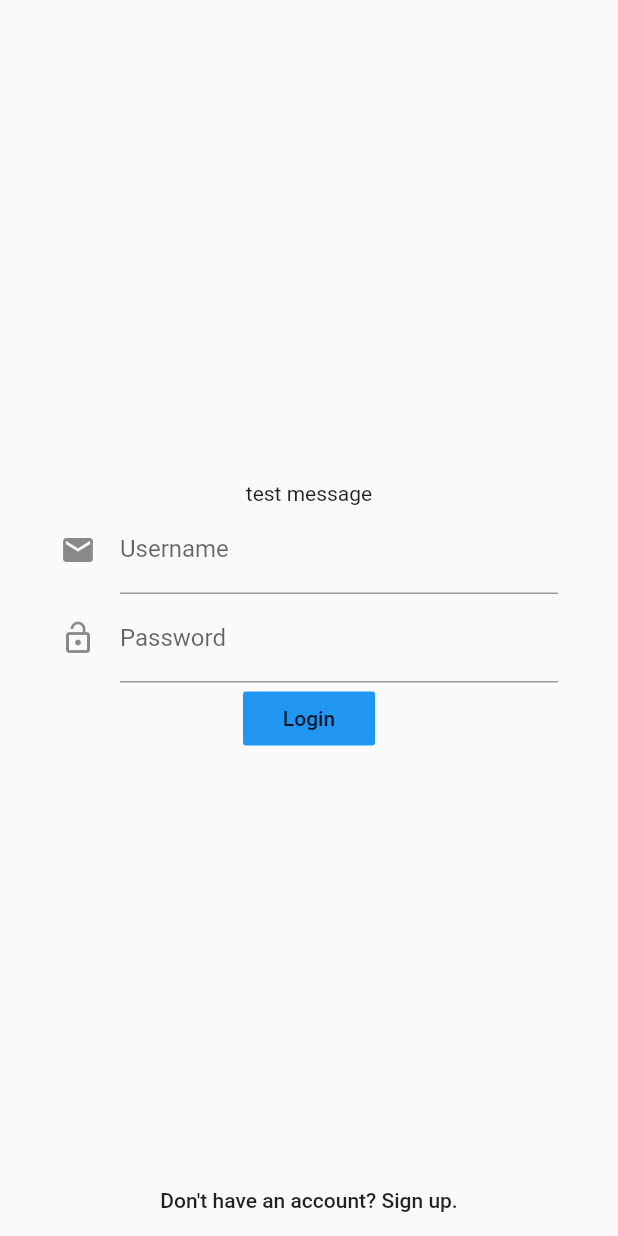
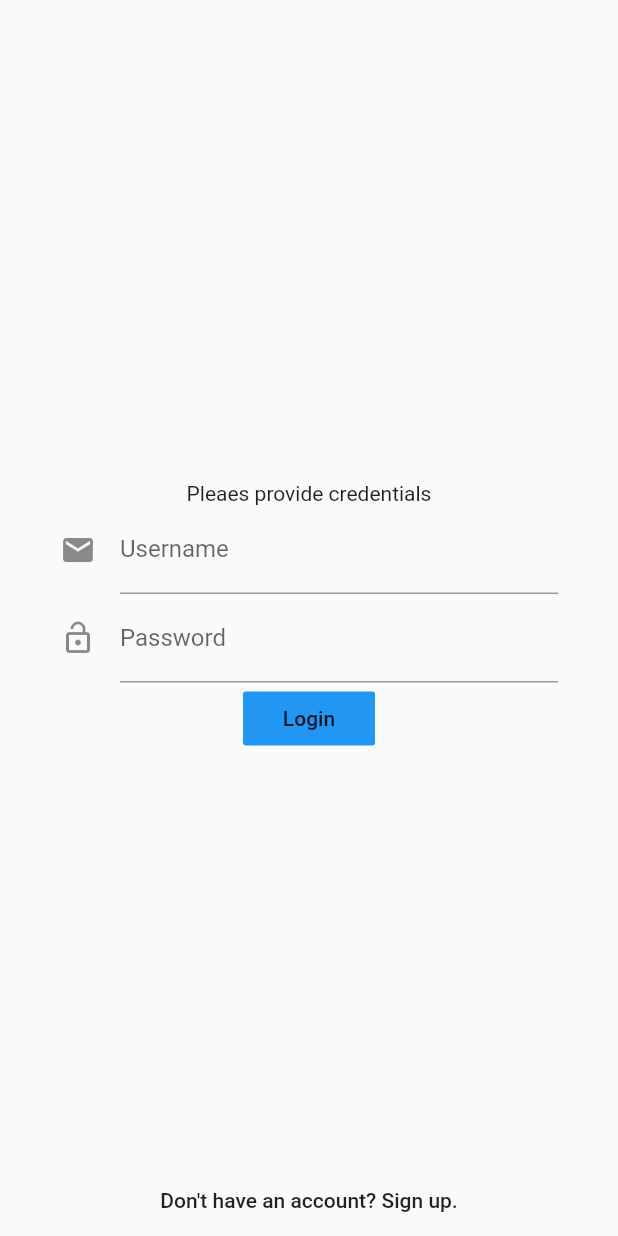
Before and after one commit to shacoof/template_with_login, a Flutter app: the screen it shows after launch, on a phone screen of 412 x 824 dp. Run offline on Flutter 3.47's test engine with Material 2 defaults, Android fonts, the light colour scheme and no system bars; missing offline and left inert: amplify_auth_cognito, amplify_core.

Commit message:
Add support for failed login

```diff
--- a/lib/login_page.dart
+++ b/lib/login_page.dart
@@ -4,8 +4,9 @@ import 'auth_credentials.dart';
 class LoginPage extends StatefulWidget {
   final ValueChanged<LoginCredentials> didProvideCredentials;
   final VoidCallback shouldShowSignUp;
+  final message;
 
-  LoginPage({Key key, this.didProvideCredentials, this.shouldShowSignUp})
+  LoginPage({Key key, this.didProvideCredentials, this.shouldShowSignUp,this.message})
       : super(key: key);
   @override
   State<StatefulWidget> createState() => _LoginPageState();
@@ -15,7 +16,6 @@ class _LoginPageState extends State<LoginPage> {
   // 1
   final _usernameController = TextEditingController();
   final _passwordController = TextEditingController();
-  var _messageController = TextEditingController();
   @override
   Widget build(BuildContext context) {
     // 2
@@ -46,7 +46,7 @@ class _LoginPageState extends State<LoginPage> {
       mainAxisAlignment: MainAxisAlignment.center,
       children: [
         // message TextField
-        Text("test message"),
+        Text(widget.message),
         // Username TextField
         TextField(
           controller: _usernameController,
--- a/lib/main.dart
+++ b/lib/main.dart
@@ -50,6 +50,14 @@ class _MyAppState extends State<MyApp> {
                         child: LoginPage(
                             didProvideCredentials:
                                 _authService.loginWithCredentials,
+                            message: "Pleaes provide credentials",
+                            shouldShowSignUp: _authService.showSignUp)),
+                  if (snapshot.data.authFlowStatus == AuthFlowStatus.failedLogin)
+                    MaterialPage(
+                        child: LoginPage(
+                            didProvideCredentials:
+                                _authService.loginWithCredentials,
+                            message: "Login failed, try again",
                             shouldShowSignUp: _authService.showSignUp)),
 
                   // 5
```
Also changed, not shown: lib/auth_service.dart (+10 -4 lines).
